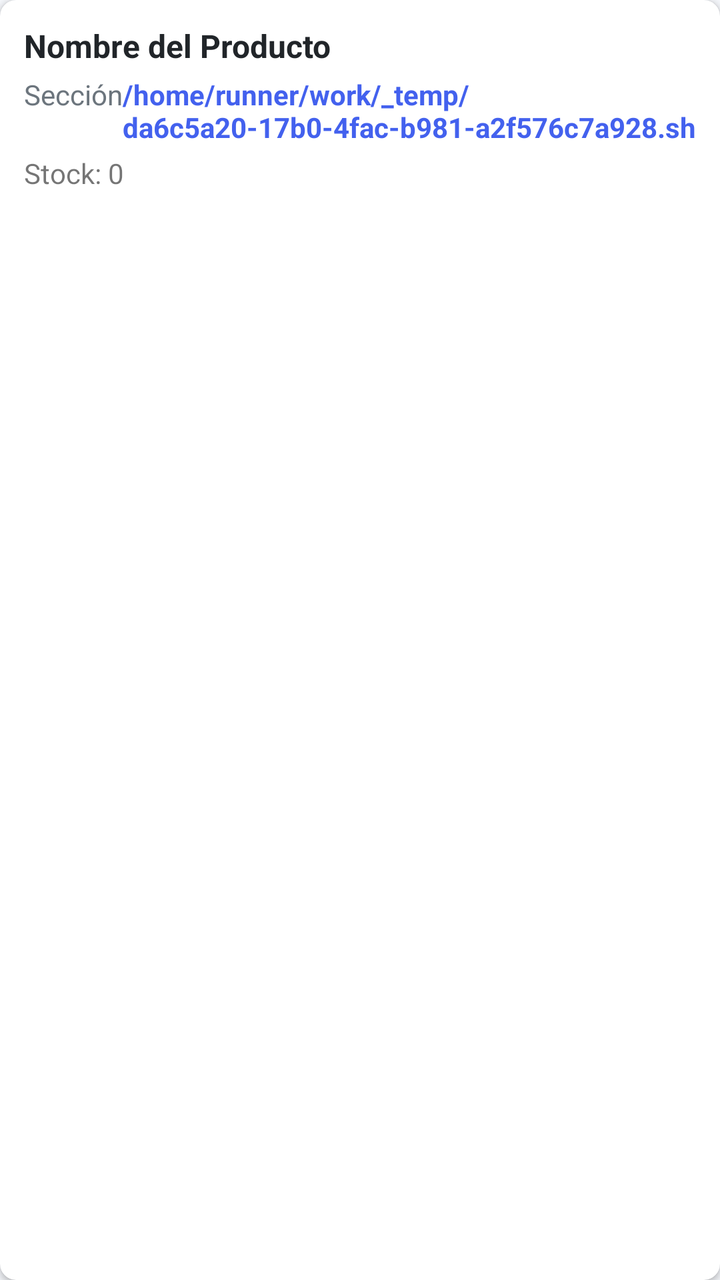
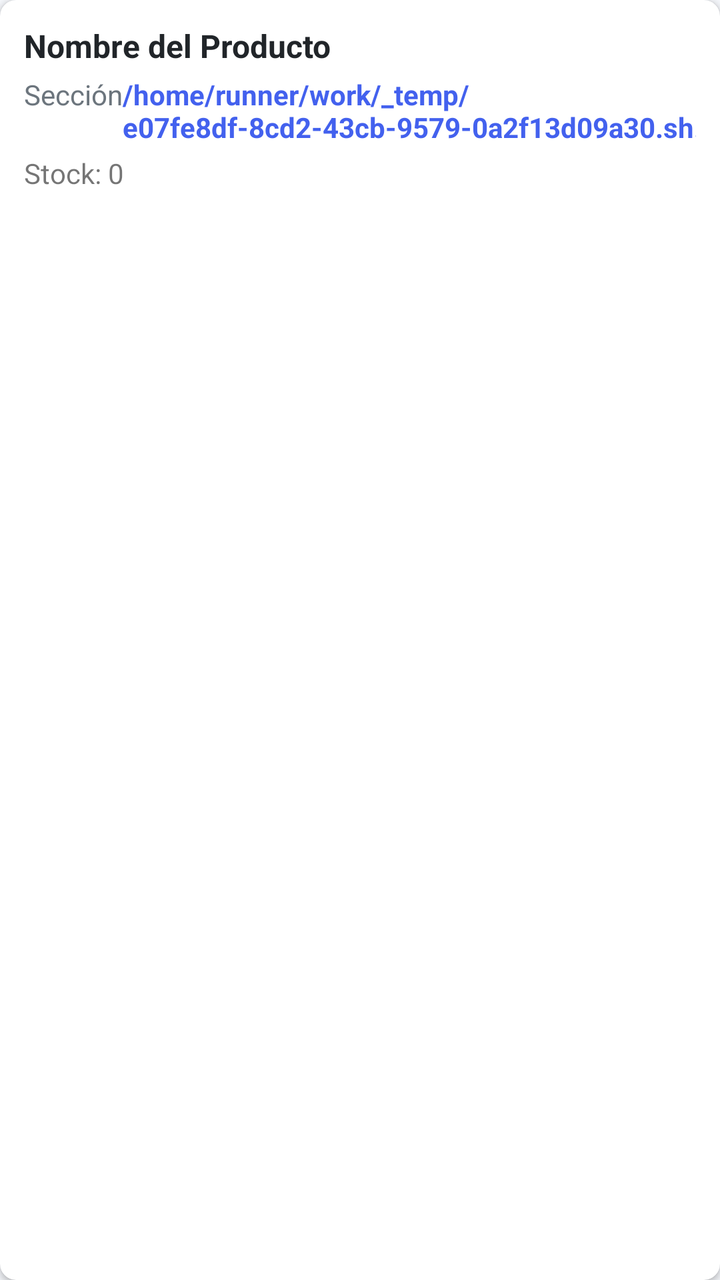

The first picture is an Android layout as it rendered before a commit; the second is the same layout after the commit. The layout source and the unified diff follow.
<!-- AndroidManifest.xml: application theme Theme.OmniVentas -->
<!-- res/layout/item_producto.xml -->
<?xml version="1.0" encoding="utf-8"?>
<androidx.cardview.widget.CardView xmlns:android="http://schemas.android.com/apk/res/android"
    xmlns:app="http://schemas.android.com/apk/res-auto"
    android:layout_width="match_parent"
    android:layout_height="wrap_content"
    android:layout_marginBottom="8dp"
    app:cardCornerRadius="8dp"
    app:cardElevation="2dp">
    <LinearLayout
        android:layout_width="match_parent"
        android:layout_height="wrap_content"
        android:orientation="vertical"
        android:padding="12dp">
        <TextView
            android:id="@+id/tv_nombre"
            android:layout_width="match_parent"
            android:layout_height="wrap_content"
            android:text="Nombre del Producto"
            android:textSize="16sp"
            android:textStyle="bold"
            android:textColor="@color/dark" />
        <LinearLayout
            android:layout_width="match_parent"
            android:layout_height="wrap_content"
            android:orientation="horizontal"
            android:layout_marginTop="4dp">
            <TextView
                android:id="@+id/tv_seccion"
                android:layout_width="0dp"
                android:layout_height="wrap_content"
                android:layout_weight="1"
                android:text="Sección"
                android:textSize="14sp"
                android:textColor="@color/gray" />
            <TextView
                android:id="@+id/tv_precio"
                android:layout_width="wrap_content"
                android:layout_height="wrap_content"
                android:text="/home/runner/work/_temp/da6c5a20-17b0-4fac-b981-a2f576c7a928.sh.00"
                android:textSize="14sp"
                android:textColor="@color/primary"
                android:textStyle="bold" />
        </LinearLayout>
        <TextView
            android:id="@+id/tv_stock"
            android:layout_width="wrap_content"
            android:layout_height="wrap_content"
            android:text="Stock: 0"
            android:textSize="14sp"
            android:layout_marginTop="4dp" />
    </LinearLayout>
</androidx.cardview.widget.CardView>
<!-- resources referenced by this layout -->
<resources>
  <color name="dark">#212529</color>
  <color name="gray">#6C757D</color>
  <color name="primary">#4361EE</color>
  <style name="Theme.OmniVentas" parent="Theme.MaterialComponents.DayNight.NoActionBar">
          <item name="colorPrimary">@color/primary</item>
          <item name="colorPrimaryVariant">@color/primary_dark</item>
          <item name="colorOnPrimary">@color/white</item>
          <item name="colorSecondary">@color/secondary</item>
          <item name="colorOnSecondary">@color/white</item>
          <item name="android:statusBarColor">@color/primary</item>
          <item name="android:windowBackground">@color/light_gray</item>
      </style>
  <color name="primary_dark">#3A56D4</color>
  <color name="white">#FFFFFF</color>
  <color name="secondary">#3F37C9</color>
  <color name="light_gray">#F5F7FB</color>
</resources>

<!-- the commit's change to res/layout/item_producto.xml (unified diff, before → after) -->
@@ -36,7 +36,7 @@
                 android:id="@+id/tv_precio"
                 android:layout_width="wrap_content"
                 android:layout_height="wrap_content"
-                android:text="/home/runner/work/_temp/da6c5a20-17b0-4fac-b981-a2f576c7a928.sh.00"
+                android:text="/home/runner/work/_temp/e07fe8df-8cd2-43cb-9579-0a2f13d09a30.sh.00"
                 android:textSize="14sp"
                 android:textColor="@color/primary"
                 android:textStyle="bold" />
